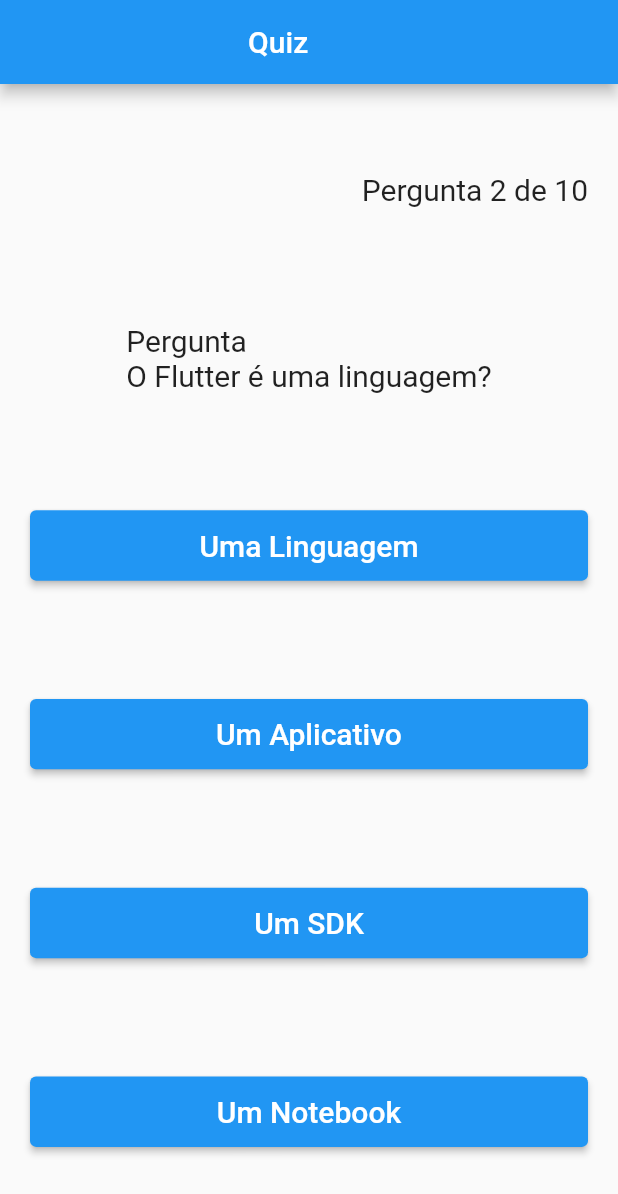
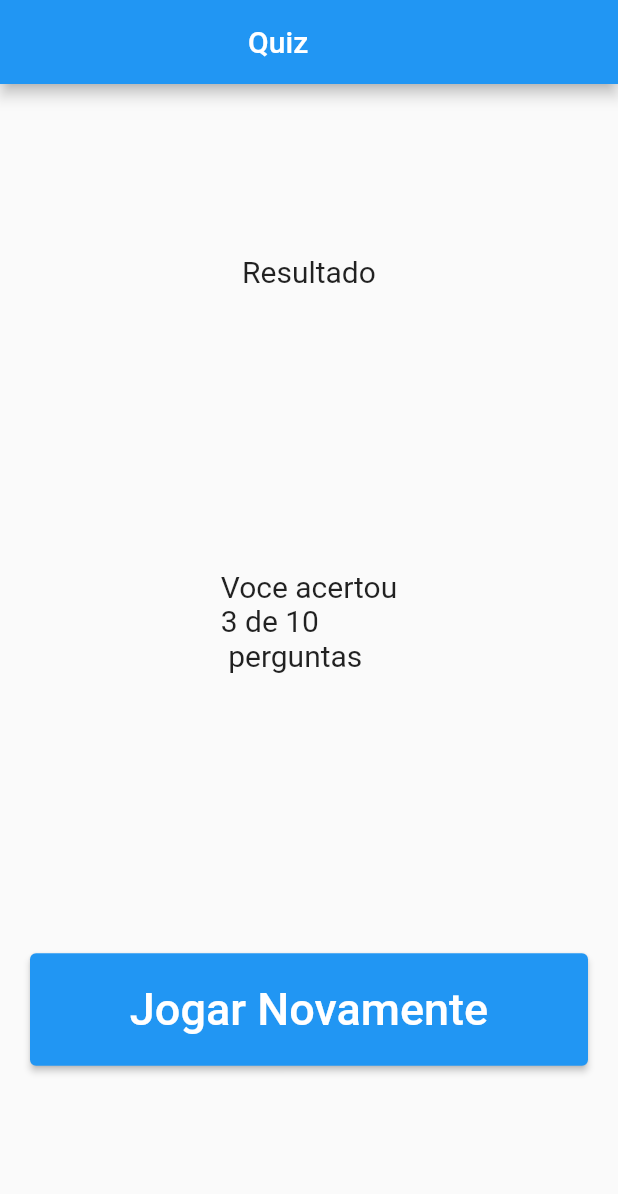
Before and after one commit to LucasTecDev/App_Quiz, a Flutter app: the screen it shows after launch, on a phone screen of 412 x 824 dp. Shown: the top 1194 px of the screen. Run offline on Flutter 3.47's test engine with Material 2 defaults, Android fonts, the phone set to English and light mode, and no system bars.

Commit message:
Programando a tela Stateless de Resultado do Quiz

```diff
--- a/lib/homepage.dart
+++ b/lib/homepage.dart
@@ -11,7 +11,9 @@ class HomePage extends StatelessWidget {
         appBar: AppBar(
           title: Text('                              Quiz'),
         ),
-        body: Center(
+        body: Padding(
+          padding: EdgeInsets.all(20),
+          child: Center(
             child: Column(
               mainAxisAlignment: MainAxisAlignment.spaceAround,
               children: [
@@ -31,6 +33,7 @@ class HomePage extends StatelessWidget {
             ),
           ),
         ),
+      ),
     );
   }
 }
--- a/lib/main.dart
+++ b/lib/main.dart
@@ -2,5 +2,51 @@ import 'package:app_quiz/quiz.dart';
 import 'package:flutter/material.dart';
 
 void main() {
-  runApp(Quiz());
+  runApp(Resultado(acertos: 3,));
 }
+
+
+class Resultado extends StatelessWidget {
+  const Resultado({super.key, required this.acertos});
+
+  final int acertos;
+
+  @override
+  Widget build(BuildContext context) {
+    return MaterialApp(
+      debugShowCheckedModeBanner: false,
+      home: Scaffold(
+        appBar: AppBar(
+          title: Text('                              Quiz'),
+        ),
+        body: Padding(
+          padding: EdgeInsets.all(20),
+          child: Center(
+            child: Column(
+              mainAxisAlignment: MainAxisAlignment.spaceAround,
+              children: [
+                 Text('Resultado',style: TextStyle(fontSize: 20)),
+                 Text('Voce acertou\n$acertos de 10\n perguntas',style: TextStyle(fontSize: 20)),
+
+                SizedBox(
+                   width: double.infinity,
+                  child: ElevatedButton(
+                    onPressed: () {
+                      print('Pressioando');
+                    },
+                    child: Text('Jogar Novamente', style: TextStyle(fontSize: 30)),
+                    style: ElevatedButton.styleFrom(
+                      padding: EdgeInsets.fromLTRB(20, 20, 20, 20),
+                    ),
+
+                  ),
+                ),
+              ],
+
+            ),
+          ),
+        ),
+      ),
+    );
+  }
+}
--- a/lib/quiz.dart
+++ b/lib/quiz.dart
@@ -8,6 +8,10 @@ class Quiz extends StatefulWidget {
 }
 
 class _QuizState extends State<Quiz> {
+  int perguntaNumero = 1;
+  int acertos = 0;
+  int erros = 0;
+
   @override
   Widget build(BuildContext context) {
 
```
Lines whose indentation alone changed are shown as unchanged.
